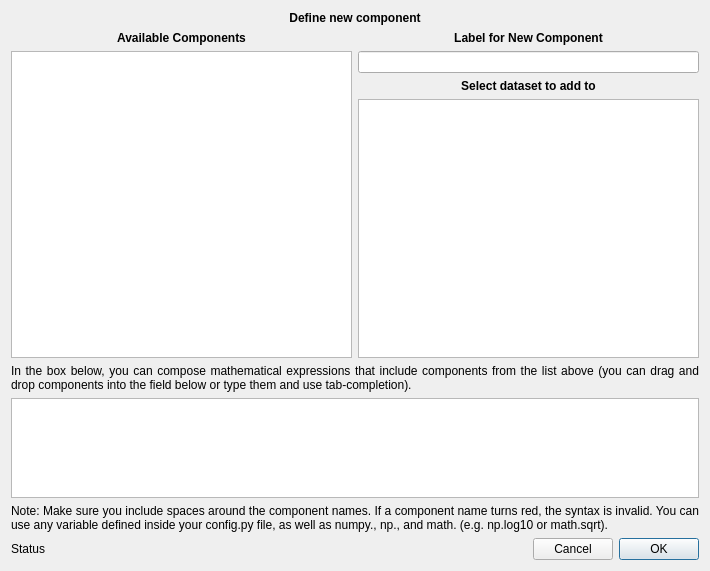
The window that glue/dialogs/custom_component/qt/widget.ui (glue-viz/glue) describes before a commit, drawn with Qt 5.
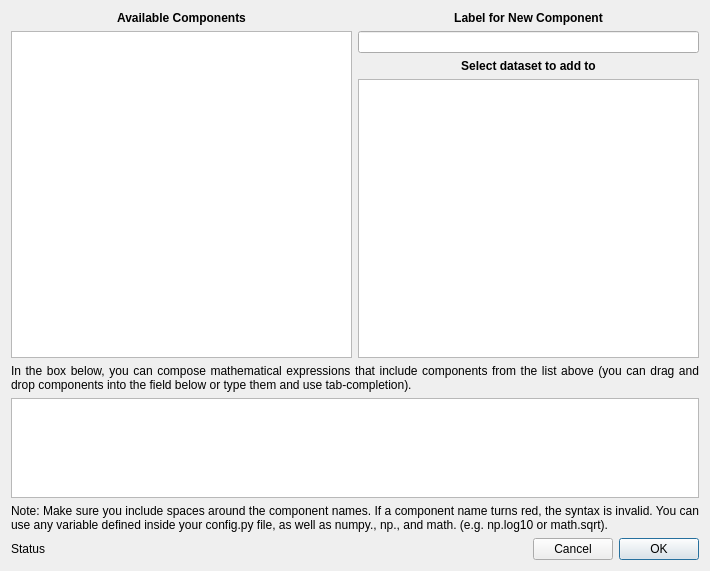
The same window after the commit. Custom widgets are drawn as their Qt base class.

Commit message: Remove unnecessary dialog titles and adjust font sizes in relative terms for places where we want to keep a non-default font size

```diff
--- a/glue/dialogs/custom_component/qt/widget.ui
+++ b/glue/dialogs/custom_component/qt/widget.ui
@@ -13,29 +13,7 @@
   <property name="windowTitle">
    <string>Dialog</string>
   </property>
-  <layout class="QVBoxLayout" name="verticalLayout_5" stretch="0,5,0,0,0,1">
-   <item>
-    <widget class="QLabel" name="label_3">
-     <property name="sizePolicy">
-      <sizepolicy hsizetype="Preferred" vsizetype="Fixed">
-       <horstretch>0</horstretch>
-       <verstretch>0</verstretch>
-      </sizepolicy>
-     </property>
-     <property name="font">
-      <font>
-       <weight>75</weight>
-       <bold>true</bold>
-      </font>
-     </property>
-     <property name="text">
-      <string>Define new component</string>
-     </property>
-     <property name="alignment">
-      <set>Qt::AlignCenter</set>
-     </property>
-    </widget>
-   </item>
+  <layout class="QVBoxLayout" name="verticalLayout_5" stretch="5,0,0,0,1">
    <item>
     <layout class="QHBoxLayout" name="horizontalLayout" stretch="1,1">
      <item>
```
Left out of the diff: 2 changed lines with no effect on the pictures. The commit also changes 5 other files.
